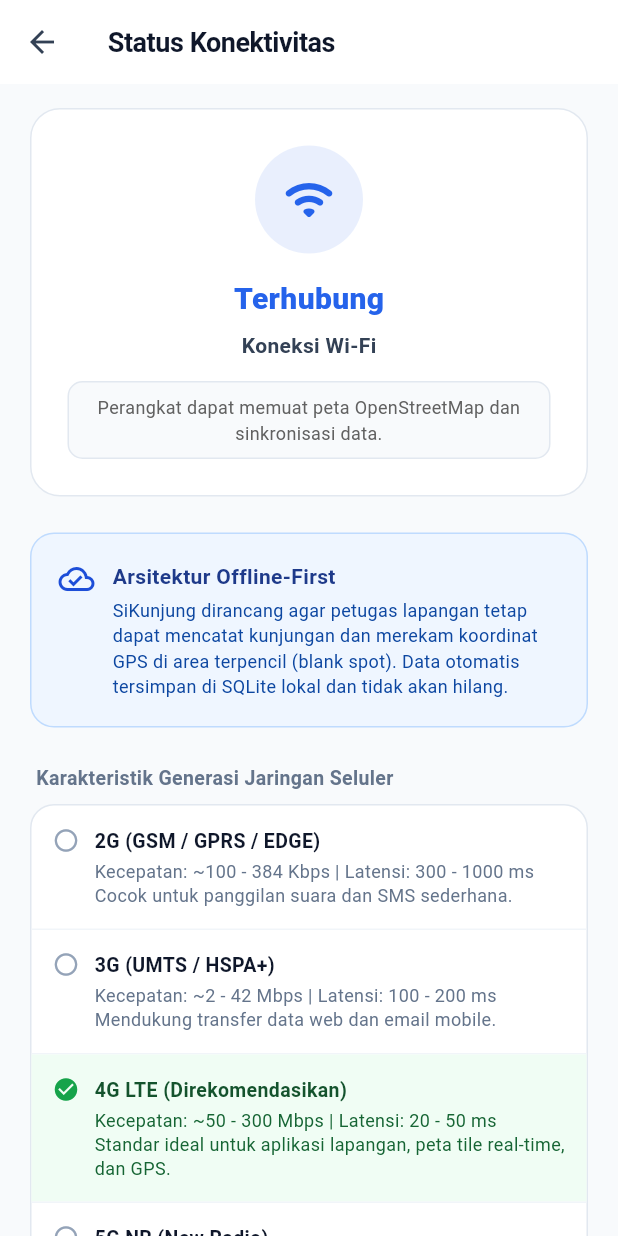
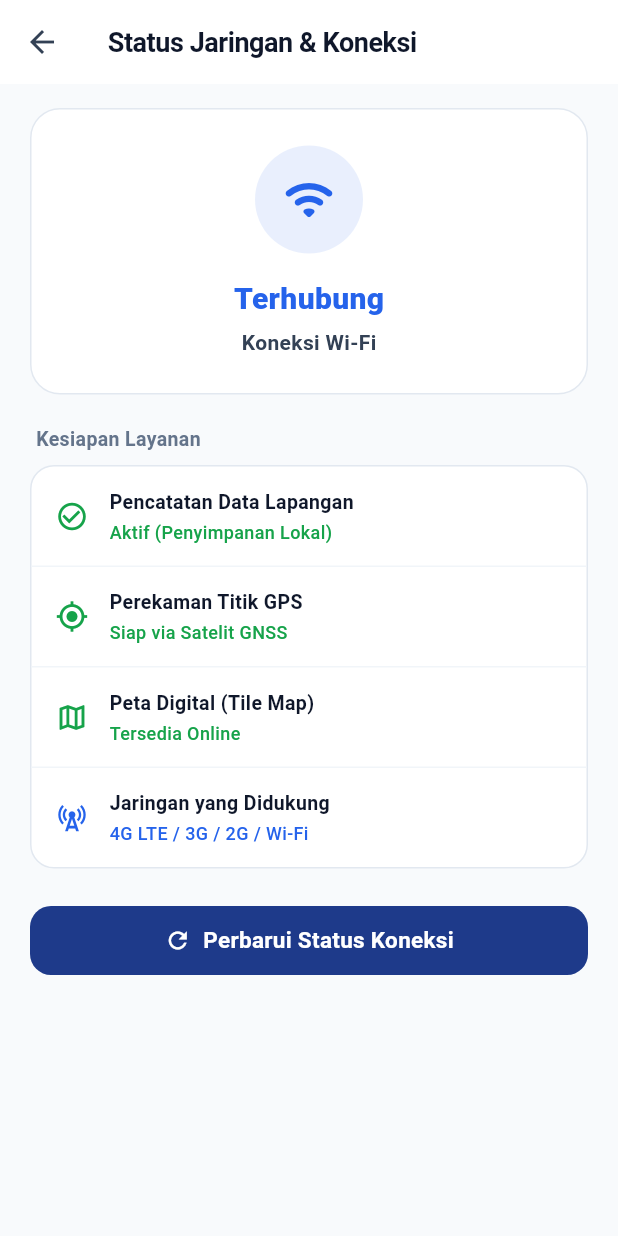
Before and after one commit to Raihanhidayah12/sikunjung, a Flutter app: the NetworkScreen screen opened directly, on a phone screen of 412 x 824 dp. Run offline on Flutter 3.47's test engine with Material 3 defaults, Android fonts, the phone set to English and light mode, and no system bars; our stand-ins replace connectivity_plus, device_info_plus, flutter_map, flutter_secure_storage, geolocator, latlong2 and 5 more; accounts and stored records are empty.

Commit message:
style: pembersihan teks berlebih dan penyempurnaan UI native profesional

```diff
--- a/lib/screens/dashboard_screen.dart
+++ b/lib/screens/dashboard_screen.dart
@@ -248,7 +248,7 @@ class _DashboardScreenState extends State<DashboardScreen> {
                       const Icon(Icons.location_on, size: 16, color: Color(0xFF38BDF8)),
                       const SizedBox(width: 6),
                       Text(
-                        'GPS Siap • Database SQLite Aktif',
+                        'Layanan Lapangan Aktif • GPS Terhubung',
                         style: TextStyle(
                           fontSize: 12,
                           color: Colors.white.withValues(alpha: 0.8),
--- a/lib/screens/network_screen.dart
+++ b/lib/screens/network_screen.dart
@@ -45,22 +45,22 @@ class _NetworkScreenState extends State<NetworkScreen> {
     final statusText = _networkService.getConnectionTypeName(_results);
 
     IconData netIcon = Icons.wifi_off_rounded;
-    Color netColor = const Color(0xFFEF4444); // Red
+    Color netColor = const Color(0xFFEF4444);
 
     if (_results.contains(ConnectivityResult.wifi)) {
       netIcon = Icons.wifi_rounded;
-      netColor = const Color(0xFF2563EB); // Blue
+      netColor = const Color(0xFF2563EB);
     } else if (_results.contains(ConnectivityResult.mobile)) {
       netIcon = Icons.signal_cellular_alt_rounded;
-      netColor = const Color(0xFF10B981); // Green
+      netColor = const Color(0xFF10B981);
     } else if (_results.contains(ConnectivityResult.ethernet)) {
       netIcon = Icons.lan_rounded;
-      netColor = const Color(0xFF0D9488); // Teal
+      netColor = const Color(0xFF0D9488);
     }
 
     return Scaffold(
       appBar: AppBar(
-        title: const Text('Status Konektivitas'),
+        title: const Text('Status Jaringan & Koneksi'),
       ),
       body: SingleChildScrollView(
         padding: const EdgeInsets.fromLTRB(20, 16, 20, 36),
@@ -88,14 +88,14 @@ class _NetworkScreenState extends State<NetworkScreen> {
                   ),
                   const SizedBox(height: 16),
                   Text(
-                    isOnline ? 'Terhubung' : 'Terputus (Offline)',
+                    isOnline ? 'Terhubung' : 'Mode Offline Aktif',
                     style: TextStyle(
                       fontSize: 20,
                       fontWeight: FontWeight.w800,
                       color: netColor,
                     ),
                   ),
-                  const SizedBox(height: 6),
+                  const SizedBox(height: 4),
                   Text(
                     statusText,
                     style: const TextStyle(
@@ -104,70 +104,16 @@ class _NetworkScreenState extends State<NetworkScreen> {
                       color: Color(0xFF334155),
                     ),
                   ),
-                  const SizedBox(height: 14),
-                  Container(
-                    padding: const EdgeInsets.symmetric(horizontal: 14, vertical: 8),
-                    decoration: BoxDecoration(
-                      color: const Color(0xFFF8FAFC),
-                      borderRadius: BorderRadius.circular(10),
-                      border: Border.all(color: const Color(0xFFE2E8F0)),
-                    ),
-                    child: Text(
-                      isOnline
-                          ? 'Perangkat dapat memuat peta OpenStreetMap dan sinkronisasi data.'
-                          : 'Aplikasi beroperasi dalam mode Offline-First. Data kunjungan tetap tersimpan lokal di SQLite.',
-                      textAlign: TextAlign.center,
-                      style: TextStyle(fontSize: 12, color: Colors.grey.shade700, height: 1.4),
-                    ),
-                  ),
                 ],
               ),
             ),
-            const SizedBox(height: 24),
+            const SizedBox(height: 20),
 
-            // Arsitektur Offline-First
-            Container(
-              padding: const EdgeInsets.all(18),
-              decoration: BoxDecoration(
-                color: const Color(0xFFEFF6FF),
-                borderRadius: BorderRadius.circular(16),
-                border: Border.all(color: const Color(0xFFBFDBFE)),
-              ),
-              child: Row(
-                crossAxisAlignment: CrossAxisAlignment.start,
-                children: [
-                  const Icon(Icons.cloud_done_outlined, color: Color(0xFF1D4ED8), size: 24),
-                  const SizedBox(width: 12),
-                  Expanded(
-                    child: Column(
-                      crossAxisAlignment: CrossAxisAlignment.start,
-                      children: [
-                        const Text(
-                          'Arsitektur Offline-First',
-                          style: TextStyle(
-                            fontSize: 14,
-                            fontWeight: FontWeight.w700,
-                            color: Color(0xFF1E3A8A),
-                          ),
-                        ),
-                        const SizedBox(height: 4),
-                        Text(
-                          'SiKunjung dirancang agar petugas lapangan tetap dapat mencatat kunjungan dan merekam koordinat GPS di area terpencil (blank spot). Data otomatis tersimpan di SQLite lokal dan tidak akan hilang.',
-                          style: TextStyle(fontSize: 12, color: Colors.blue.shade900, height: 1.4),
-                        ),
-                      ],
-                    ),
-                  ),
-                ],
-              ),
-            ),
-            const SizedBox(height: 24),
-
-            // Tabel Perbandingan Generasi Seluler
+            // Diagnostik Layanan Lapangan
             const Padding(
               padding: EdgeInsets.only(left: 4, bottom: 8),
               child: Text(
-                'Karakteristik Generasi Jaringan Seluler',
+                'Kesiapan Layanan',
                 style: TextStyle(
                   fontSize: 13,
                   fontWeight: FontWeight.w700,
@@ -183,31 +129,43 @@ class _NetworkScreenState extends State<NetworkScreen> {
               ),
               child: Column(
                 children: [
-                  _buildGenRow(
-                    '2G (GSM / GPRS / EDGE)',
-                    'Kecepatan: ~100 - 384 Kbps | Latensi: 300 - 1000 ms\nCocok untuk panggilan suara dan SMS sederhana.',
-                    false,
+                  _buildServiceTile(
+                    title: 'Pencatatan Data Lapangan',
+                    subtitle: 'Aktif (Penyimpanan Lokal)',
+                    icon: Icons.check_circle_outline,
+                    color: const Color(0xFF16A34A),
                   ),
                   const Divider(height: 1, color: Color(0xFFF1F5F9)),
-                  _buildGenRow(
-                    '3G (UMTS / HSPA+)',
-                    'Kecepatan: ~2 - 42 Mbps | Latensi: 100 - 200 ms\nMendukung transfer data web dan email mobile.',
-                    false,
+                  _buildServiceTile(
+                    title: 'Perekaman Titik GPS',
+                    subtitle: 'Siap via Satelit GNSS',
+                    icon: Icons.gps_fixed,
+                    color: const Color(0xFF16A34A),
                   ),
                   const Divider(height: 1, color: Color(0xFFF1F5F9)),
-                  _buildGenRow(
-                    '4G LTE (Direkomendasikan)',
-                    'Kecepatan: ~50 - 300 Mbps | Latensi: 20 - 50 ms\nStandar ideal untuk aplikasi lapangan, peta tile real-time, dan GPS.',
-                    true,
+                  _buildServiceTile(
+                    title: 'Peta Digital (Tile Map)',
+                    subtitle: isOnline ? 'Tersedia Online' : 'Memerlukan Koneksi Data',
+                    icon: isOnline ? Icons.map_outlined : Icons.cloud_off_outlined,
+                    color: isOnline ? const Color(0xFF16A34A) : const Color(0xFFEA580C),
                   ),
                   const Divider(height: 1, color: Color(0xFFF1F5F9)),
-                  _buildGenRow(
-                    '5G NR (New Radio)',
-                    'Kecepatan: 1 - 10 Gbps | Latensi: <1 - 10 ms\nKonektivitas ultra-low latency untuk IoT massal dan streaming berat.',
-                    false,
+                  _buildServiceTile(
+                    title: 'Jaringan yang Didukung',
+                    subtitle: '4G LTE / 3G / 2G / Wi-Fi',
+                    icon: Icons.cell_tower,
+                    color: const Color(0xFF2563EB),
                   ),
                 ],
               ),
+            ),
+            const SizedBox(height: 24),
+
+            // Tombol Refresh Status
+            FilledButton.tonalIcon(
+              onPressed: _checkNetwork,
+              icon: const Icon(Icons.refresh, size: 18),
+              label: const Text('Perbarui Status Koneksi'),
             ),
           ],
         ),
@@ -215,38 +173,37 @@ class _NetworkScreenState extends State<NetworkScreen> {
     );
   }
 
-  Widget _buildGenRow(String title, String desc, bool isHighlighted) {
-    return Container(
-      color: isHighlighted ? const Color(0xFFF0FDF4) : Colors.transparent,
-      padding: const EdgeInsets.all(14),
+  Widget _buildServiceTile({
+    required String title,
+    required String subtitle,
+    required IconData icon,
+    required Color color,
+  }) {
+    return Padding(
+      padding: const EdgeInsets.symmetric(horizontal: 16, vertical: 14),
       child: Row(
-        crossAxisAlignment: CrossAxisAlignment.start,
         children: [
-          Icon(
-            isHighlighted ? Icons.check_circle : Icons.radio_button_unchecked,
-            size: 18,
-            color: isHighlighted ? const Color(0xFF16A34A) : const Color(0xFF94A3B8),
-          ),
-          const SizedBox(width: 10),
+          Icon(icon, size: 22, color: color),
+          const SizedBox(width: 14),
           Expanded(
             child: Column(
               crossAxisAlignment: CrossAxisAlignment.start,
               children: [
                 Text(
                   title,
-                  style: TextStyle(
+                  style: const TextStyle(
                     fontSize: 13,
                     fontWeight: FontWeight.w700,
-                    color: isHighlighted ? const Color(0xFF14532D) : const Color(0xFF0F172A),
+                    color: Color(0xFF0F172A),
                   ),
                 ),
-                const SizedBox(height: 3),
+                const SizedBox(height: 2),
                 Text(
-                  desc,
+                  subtitle,
                   style: TextStyle(
                     fontSize: 12,
-                    color: isHighlighted ? const Color(0xFF166534) : const Color(0xFF64748B),
-                    height: 1.35,
+                    color: color,
+                    fontWeight: FontWeight.w500,
                   ),
                 ),
               ],
```
Also changed, not shown: lib/screens/login_screen.dart (+11 -36 lines), lib/screens/sensor_screen.dart (+0 -38 lines).
